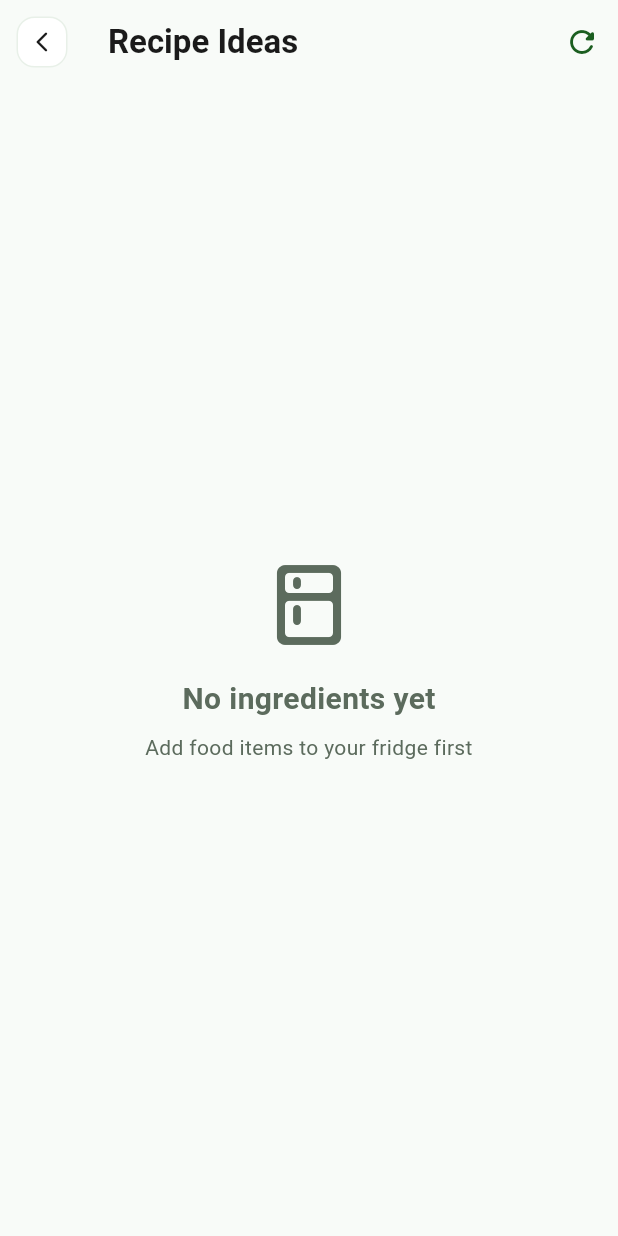
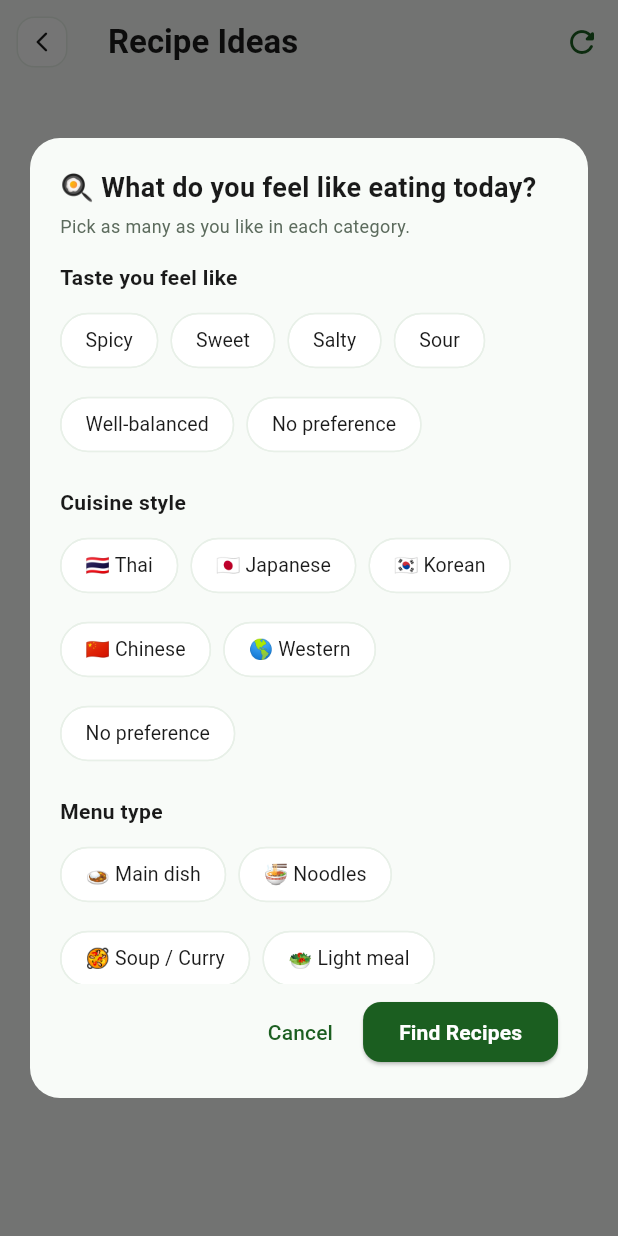
Before and after one commit to npaxzz/Expiration-Tracker-App, a Flutter app: the RecipeScreen screen opened directly, after a tap on "Find Recipes", on a phone screen of 412 x 824 dp. Run offline on Flutter 3.47's test engine with Material 3 defaults, Android fonts, the phone set to English and light mode, and no system bars; our stand-ins replace flutter_local_notifications, google_fonts, hive, hive_flutter, image_picker, timezone; missing offline and left inert: workmanager; accounts and stored records are empty; Roboto replaces fonts that are missing (Sarabun); statements that could not run were skipped.

Commit message:
Recipe preferences UI and Gemini JSON output
Add RecipePreference model and a RecipePreferencePopup widget to let users select tastes, cuisines and menu types. Wire the popup into RecipeScreen (centralized _onRequestNewRecipes) and pass the optional preference to RecipeService. Update RecipeService to insert a preference block into the Gemini prompt, request structured JSON (responseMimeType + responseSchema), increase maxOutputTokens, and harden JSON parsing with debug logging. Minor cleanups: replace prints with debugPrint in vlm_service and remove unused image_picker import in review_screen.

````diff
--- /dev/null
+++ b/lib/models/recipe_preference.dart
@@ -0,0 +1,29 @@
+/// Holds the user's selected recipe preferences from [RecipePreferencePopup].
+/// All fields support multiple selections; empty (or "No preference") means "any".
+class RecipePreference {
+  final List<String> tastes;
+  final List<String> cuisines;
+  final List<String> menuTypes;
+
+  const RecipePreference({
+    required this.tastes,
+    required this.cuisines,
+    required this.menuTypes,
+  });
+
+  bool get isEmpty => tastes.isEmpty && cuisines.isEmpty && menuTypes.isEmpty;
+
+  /// Human-readable block to append to the Gemini prompt in RecipeService.
+  String toPromptText() {
+    String describe(List<String> values, String label) {
+      if (values.isEmpty || values.contains('No preference')) {
+        return '$label: no preference (any is fine)';
+      }
+      return '$label: ${values.join(', ')}';
+    }
+
+    return '${describe(tastes, 'Preferred taste')}\n'
+        '${describe(cuisines, 'Preferred cuisine style')}\n'
+        '${describe(menuTypes, 'Preferred menu type')}';
+  }
+}
--- a/lib/models/vlm_service.dart
+++ b/lib/models/vlm_service.dart
@@ -1,6 +1,7 @@
 import 'dart:convert';
 import 'dart:io';
 import 'package:flutter/foundation.dart' show kIsWeb;
+import 'package:flutter/material.dart';
 import 'package:http/http.dart' as http;
 import 'ai_config.dart';
 import 'expiry_defaults.dart';
@@ -151,7 +152,6 @@ Instructions:
       );
     } catch (e) {
       if (retry > 0) {
-        print('### Retrying Gemini...');
         await Future.delayed(const Duration(seconds: 2));
         return _callGeminiWithRetry(
           labelBase64: labelBase64,
@@ -178,8 +178,7 @@ Instructions:
 
       return jsonDecode(clean) as Map<String, dynamic>;
     } catch (e) {
-      print('### JSON parse error: $e');
-      print('### Raw text: $text');
+      debugPrint('### JSON parse error: $e');
 
       return {
         "product_name": "Unknown Product",
--- a/lib/screens/recipe_screen.dart
+++ b/lib/screens/recipe_screen.dart
@@ -3,8 +3,10 @@ import 'package:provider/provider.dart';
 import 'package:google_fonts/google_fonts.dart';
 
 import '../models/food_provider.dart';
+import '../models/recipe_preference.dart';
 import '../services/recipe_service.dart';
 import '../theme/app_theme.dart';
+import '../widgets/recipe_preference_popup.dart';
 
 class RecipeScreen extends StatefulWidget {
   const RecipeScreen({super.key});
@@ -81,8 +83,32 @@ class _RecipeScreenState extends State<RecipeScreen> {
   }
 
   // ============================================================
-  // GEMINI
+  // PREFERENCE POPUP -> GEMINI
   // ============================================================
+
+  /// จุดเข้าเดียวสำหรับทุกปุ่มที่ต้อง "ยิง Gemini ใหม่"
+  /// (Find Recipes / Refresh / Try Again)
+  ///
+  /// เปิด popup ถามความต้องการก่อนเสมอ ถ้าผู้ใช้กด Cancel
+  /// จะไม่เรียก Gemini เลย
+  Future<void> _onRequestNewRecipes() async {
+    if (_isLoading) return;
+
+    final RecipePreference? preference =
+        await showRecipePreferencePopup(context);
+
+    if (preference == null) {
+      // ผู้ใช้ปิด popup โดยไม่กด "Find Recipes"
+      return;
+    }
+
+    if (!mounted) return;
+
+    await _loadRecipes(
+      forceRefresh: true,
+      preference: preference,
+    );
+  }
 
   /// เรียก Gemini ใหม่
   ///
@@ -93,6 +119,7 @@ class _RecipeScreenState extends State<RecipeScreen> {
   /// จะตรวจวัตถุดิบเฉพาะตอนผู้ใช้กดค้นหา
   Future<void> _loadRecipes({
     bool forceRefresh = false,
+    RecipePreference? preference,
   }) async {
     if (_isLoading) return;
 
@@ -131,6 +158,7 @@ class _RecipeScreenState extends State<RecipeScreen> {
       final recipes = await RecipeService.getRecommendations(
         provider.allSorted,
         count: 3,
+        preference: preference,
       );
 
       if (!mounted) return;
@@ -218,14 +246,8 @@ class _RecipeScreenState extends State<RecipeScreen> {
               color: AppTheme.primary,
             ),
 
-            // Refresh = บังคับหาใหม่
-            onPressed: _isLoading
-                ? null
-                : () {
-                    _loadRecipes(
-                      forceRefresh: true,
-                    );
-                  },
+            // Refresh = ถามความต้องการใหม่ แล้วบังคับหาใหม่
+            onPressed: _isLoading ? null : _onRequestNewRecipes,
 
             tooltip: 'Get new suggestions',
           ),
@@ -343,13 +365,7 @@ class _RecipeScreenState extends State<RecipeScreen> {
             ),
             const SizedBox(height: 24),
             ElevatedButton.icon(
-              onPressed: _isLoading
-                  ? null
-                  : () {
-                      _loadRecipes(
-                        forceRefresh: true,
-                      );
-                    },
+              onPressed: _isLoading ? null : _onRequestNewRecipes,
               icon: const Icon(
                 Icons.refresh_rounded,
               ),
@@ -412,13 +428,7 @@ class _RecipeScreenState extends State<RecipeScreen> {
             ),
             const SizedBox(height: 20),
             ElevatedButton.icon(
-              onPressed: _isLoading
-                  ? null
-                  : () {
-                      _loadRecipes(
-                        forceRefresh: true,
-                      );
-                    },
+              onPressed: _isLoading ? null : _onRequestNewRecipes,
               icon: const Icon(
                 Icons.restaurant_menu_rounded,
               ),
--- a/lib/screens/review_screen.dart
+++ b/lib/screens/review_screen.dart
@@ -3,7 +3,6 @@ import 'dart:io';
 import 'package:flutter/foundation.dart' show kIsWeb;
 import 'package:http/http.dart' as http;
 import 'package:flutter/material.dart';
-import 'package:image_picker/image_picker.dart';
 import 'package:path/path.dart' as p;
 import 'package:path_provider/path_provider.dart';
 import 'package:provider/provider.dart';
--- a/lib/services/recipe_service.dart
+++ b/lib/services/recipe_service.dart
@@ -6,6 +6,7 @@ import 'package:http/http.dart' as http;
 import '../models/food_item.dart';
 import '../models/ai_config.dart';
 import '../models/recipe_cache.dart';
+import '../models/recipe_preference.dart';
 
 class RecipeRateLimitException implements Exception {
   final String message;
@@ -184,9 +185,13 @@ class RecipeService {
   /// ฟังก์ชันนี้จะยิง Gemini ก็ต่อเมื่อถูกเรียกโดยตรง
   ///
   /// ไม่ได้ถูกเรียกอัตโนมัติจาก FoodProvider
+  ///
+  /// [preference] เป็น optional — ถ้าผู้ใช้เลือกความต้องการจาก popup
+  /// (รสชาติ / สไตล์อาหาร / ประเภทเมนู) จะถูกแทรกเข้าไปในพรอมต์ที่ส่งให้ Gemini
   static Future<List<RecipeRecommendation>> getRecommendations(
     List<FoodItem> items, {
     int count = 3,
+    RecipePreference? preference,
   }) async {
     if (items.isEmpty) {
       return [];
@@ -218,6 +223,20 @@ class RecipeService {
 
     final otherList = others.map((e) => e.name).join(', ');
 
+    // ----------------------------------------------------------
+    // เติมส่วนของ user preference เข้าไปในพรอมต์ (ถ้ามี)
+    // ----------------------------------------------------------
+    final bool hasPreference = preference != null && !preference.isEmpty;
+
+    final preferenceBlock = hasPreference
+        ? '''
+
+USER PREFERENCES (please respect these as much as possible,
+while still following the ingredient priority rules above):
+${preference.toPromptText()}
+'''
+        : '';
+
     final prompt = '''
 You are a helpful chef. I have these food items in my fridge:
 
@@ -226,13 +245,14 @@ ${expiringList.isEmpty ? 'None' : expiringList}
 
 OTHER AVAILABLE INGREDIENTS:
 ${otherList.isEmpty ? 'None' : otherList}
-
+$preferenceBlock
 Please suggest $count recipes that:
 1. PRIORITIZE using the expiring ingredients
 2. Use as many available ingredients as possible
 3. Minimize the number of missing ingredients to buy
 4. Prefer recipes that require NO additional ingredients when possible
 5. Are practical and easy to cook
+${hasPreference ? '6. Match the USER PREFERENCES above whenever it does not conflict with rules 1-4' : ''}
 
 IMPORTANT:
 - Prefer recipes that can be made entirely from available ingredients.
@@ -263,10 +283,6 @@ Rules:
 ''';
 
     try {
-      debugPrint(
-        'Model: ${AiConfig.geminiModel}',
-      );
-
       final url = Uri.parse(
         '$_baseUrl/'
         '${AiConfig.geminiModel}'
@@ -286,7 +302,41 @@ Rules:
         ],
         'generationConfig': {
           'temperature': 0.7,
-          'maxOutputTokens': 4096,
+          'maxOutputTokens': 8192,
+          // ----------------------------------------------------
+          // บังคับให้ Gemini ตอบเป็น JSON ที่ valid ตาม schema เสมอ
+          // (structured output) แทนการขอความร่วมมือผ่าน prompt เฉย ๆ
+          // แก้ปัญหา "Unterminated string" / markdown fences / ตัดคำ
+          // ----------------------------------------------------
+          'responseMimeType': 'application/json',
+          'responseSchema': {
+            'type': 'ARRAY',
+            'items': {
+              'type': 'OBJECT',
+              'properties': {
+                'title': {'type': 'STRING'},
+                'description': {'type': 'STRING'},
+                'used_ingredients': {
+                  'type': 'ARRAY',
+                  'items': {'type': 'STRING'},
+                },
+                'missing_ingredients': {
+                  'type': 'ARRAY',
+                  'items': {'type': 'STRING'},
+                },
+                'instructions': {'type': 'STRING'},
+                'expiring_ingredients_used': {'type': 'INTEGER'},
+              },
+              'required': [
+                'title',
+                'description',
+                'used_ingredients',
+                'missing_ingredients',
+                'instructions',
+                'expiring_ingredients_used',
+              ],
+            },
+          },
         }
       });
 
@@ -343,10 +393,23 @@ Rules:
 
       final text = parts[0]['text'] as String;
 
+      // Kept as a harmless fallback in case the model ever wraps the
+      // response in markdown fences despite responseMimeType being set.
       final cleaned =
           text.replaceAll('```json', '').replaceAll('```', '').trim();
 
-      final List<dynamic> jsonList = jsonDecode(cleaned);
+      List<dynamic> jsonList;
+      try {
+        jsonList = jsonDecode(cleaned);
+      } on FormatException catch (e) {
+        debugPrint(
+          'RECIPE SERVICE: malformed JSON from Gemini: $e',
+        );
+        debugPrint(
+          'RECIPE SERVICE: raw text was:\n$cleaned',
+        );
+        rethrow;
+      }
 
       final recipes = jsonList
           .map(
--- /dev/null
+++ b/lib/widgets/recipe_preference_popup.dart
@@ -0,0 +1,225 @@
+import 'package:flutter/material.dart';
+import 'package:google_fonts/google_fonts.dart';
+
+import '../theme/app_theme.dart';
+import '../models/recipe_preference.dart';
+
+/// Opens the preference popup and resolves with the user's picks,
+/// or null if they cancelled/dismissed it.
+Future<RecipePreference?> showRecipePreferencePopup(BuildContext context) {
+  return showDialog<RecipePreference>(
+    context: context,
+    barrierDismissible: true,
+    builder: (context) => const RecipePreferencePopup(),
+  );
+}
+
+class RecipePreferencePopup extends StatefulWidget {
+  const RecipePreferencePopup({super.key});
+
+  @override
+  State<RecipePreferencePopup> createState() => _RecipePreferencePopupState();
+}
+
+class _RecipePreferencePopupState extends State<RecipePreferencePopup> {
+  static const String noPreference = 'No preference';
+
+  final List<String> _tasteOptions = const [
+    'Spicy',
+    'Sweet',
+    'Salty',
+    'Sour',
+    'Well-balanced',
+    noPreference,
+  ];
+
+  final List<String> _cuisineOptions = const [
+    '🇹🇭 Thai',
+    '🇯🇵 Japanese',
+    '🇰🇷 Korean',
+    '🇨🇳 Chinese',
+    '🌎 Western',
+    noPreference,
+  ];
+
+  final List<String> _menuTypeOptions = const [
+    '🍛 Main dish',
+    '🍜 Noodles',
+    '🥘 Soup / Curry',
+    '🥗 Light meal',
+    noPreference,
+  ];
+
+  final Set<String> _selectedTastes = {};
+  final Set<String> _selectedCuisines = {};
+  final Set<String> _selectedMenuTypes = {};
+
+  /// "No preference" clears every other choice in that category (and vice versa).
+  void _toggle(Set<String> selectedSet, String option) {
+    setState(() {
+      if (option == noPreference) {
+        if (selectedSet.contains(noPreference)) {
+          selectedSet.remove(noPreference);
+        } else {
+          selectedSet
+            ..clear()
+            ..add(noPreference);
+        }
+      } else {
+        selectedSet.remove(noPreference);
+        if (selectedSet.contains(option)) {
+          selectedSet.remove(option);
+        } else {
+          selectedSet.add(option);
+        }
+      }
+    });
+  }
+
+  Widget _buildSection({
+    required String title,
+    required List<String> options,
+    required Set<String> selectedSet,
+  }) {
+    return Column(
+      crossAxisAlignment: CrossAxisAlignment.start,
+      children: [
+        Text(
+          title,
+          style: GoogleFonts.sarabun(
+            fontSize: 14,
+            fontWeight: FontWeight.w700,
+            color: AppTheme.textPrimary,
+          ),
+        ),
+        const SizedBox(height: 8),
+        Wrap(
+          spacing: 8,
+          runSpacing: 8,
+          children: options.map((option) {
+            final bool selected = selectedSet.contains(option);
+            return FilterChip(
+              label: Text(
+                option,
+                style: GoogleFonts.sarabun(
+                  fontSize: 13,
+                  fontWeight: selected ? FontWeight.w600 : FontWeight.w400,
+                  color: selected ? AppTheme.primary : AppTheme.textPrimary,
+                ),
+              ),
+              selected: selected,
+              onSelected: (_) => _toggle(selectedSet, option),
+              backgroundColor: Colors.white,
+              selectedColor: AppTheme.primary.withValues(alpha: 0.12),
+              checkmarkColor: AppTheme.primary,
+              side: BorderSide(
+                color: selected ? AppTheme.primary : AppTheme.divider,
+              ),
+              shape: RoundedRectangleBorder(
+                borderRadius: BorderRadius.circular(20),
+              ),
+            );
+          }).toList(),
+        ),
+        const SizedBox(height: 18),
+      ],
+    );
+  }
+
+  void _handleConfirm() {
+    Navigator.of(context).pop(
+      RecipePreference(
+        tastes: _selectedTastes.toList(),
+        cuisines: _selectedCuisines.toList(),
+        menuTypes: _selectedMenuTypes.toList(),
+      ),
+    );
+  }
+
+  @override
+  Widget build(BuildContext context) {
+    return Dialog(
+      backgroundColor: AppTheme.surface,
+      shape: RoundedRectangleBorder(borderRadius: BorderRadius.circular(20)),
+      insetPadding: const EdgeInsets.symmetric(horizontal: 20, vertical: 24),
+      child: ConstrainedBox(
+        constraints: const BoxConstraints(maxWidth: 420, maxHeight: 640),
+        child: Padding(
+          padding: const EdgeInsets.all(20),
+          child: Column(
+            mainAxisSize: MainAxisSize.min,
+            crossAxisAlignment: CrossAxisAlignment.start,
+            children: [
+              Text(
+                '🍳 What do you feel like eating today?',
+                style: GoogleFonts.sarabun(
+                  fontSize: 18,
+                  fontWeight: FontWeight.w700,
+                  color: AppTheme.textPrimary,
+                ),
+              ),
+              const SizedBox(height: 4),
+              Text(
+                'Pick as many as you like in each category.',
+                style: GoogleFonts.sarabun(
+                  fontSize: 12,
+                  color: AppTheme.textSecondary,
+                ),
+              ),
+              const SizedBox(height: 16),
+              Flexible(
+                child: SingleChildScrollView(
+                  child: Column(
+                    crossAxisAlignment: CrossAxisAlignment.start,
+                    children: [
+                      _buildSection(
+                        title: 'Taste you feel like',
+                        options: _tasteOptions,
+                        selectedSet: _selectedTastes,
+                      ),
+                      _buildSection(
+                        title: 'Cuisine style',
+                        options: _cuisineOptions,
+                        selectedSet: _selectedCuisines,
+                      ),
+                      _buildSection(
+                        title: 'Menu type',
+                        options: _menuTypeOptions,
+                        selectedSet: _selectedMenuTypes,
+                      ),
+                    ],
+                  ),
+                ),
+              ),
+              const SizedBox(height: 8),
+              Row(
+                mainAxisAlignment: MainAxisAlignment.end,
+                children: [
+                  TextButton(
+                    onPressed: () => Navigator.of(context).pop(),
+                    child: Text('Cancel', style: GoogleFonts.sarabun()),
+                  ),
+                  const SizedBox(width: 8),
+                  ElevatedButton(
+                    onPressed: _handleConfirm,
+                    style: ElevatedButton.styleFrom(
+                      backgroundColor: AppTheme.primary,
+                      foregroundColor: Colors.white,
+                      shape: RoundedRectangleBorder(
+                        borderRadius: BorderRadius.circular(12),
+                      ),
+                    ),
+                    child: Text(
+                      'Find Recipes',
+                      style: GoogleFonts.sarabun(fontWeight: FontWeight.w600),
+                    ),
+                  ),
+                ],
+              ),
+            ],
+          ),
+        ),
+      ),
+    );
+  }
+}
````
